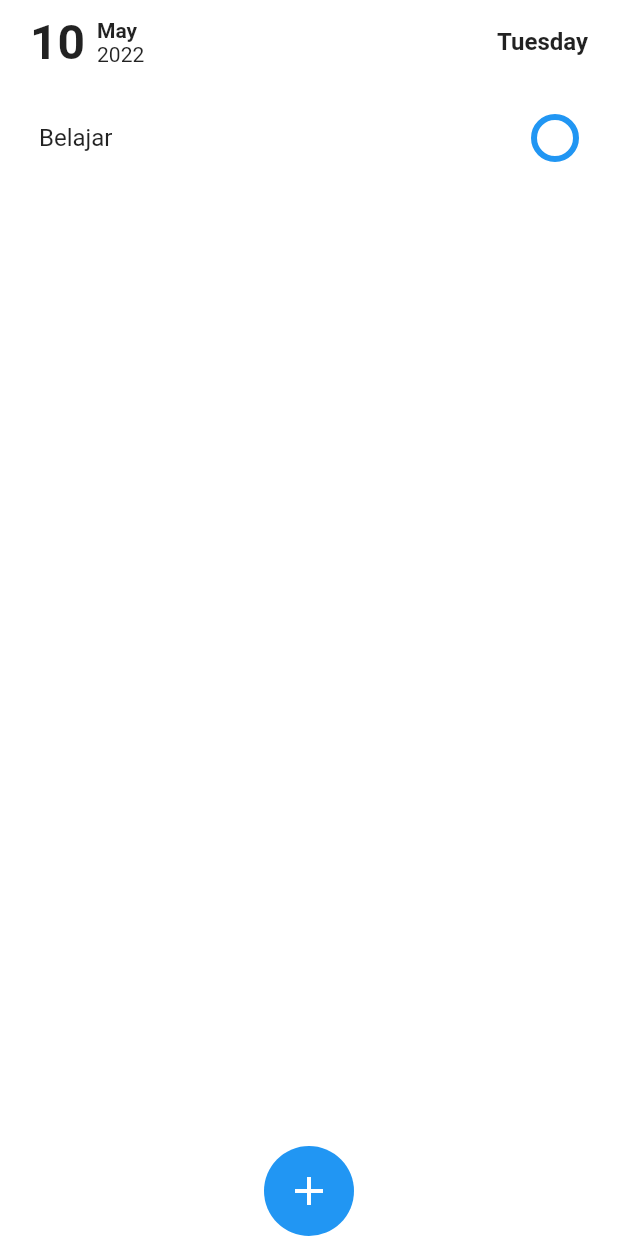
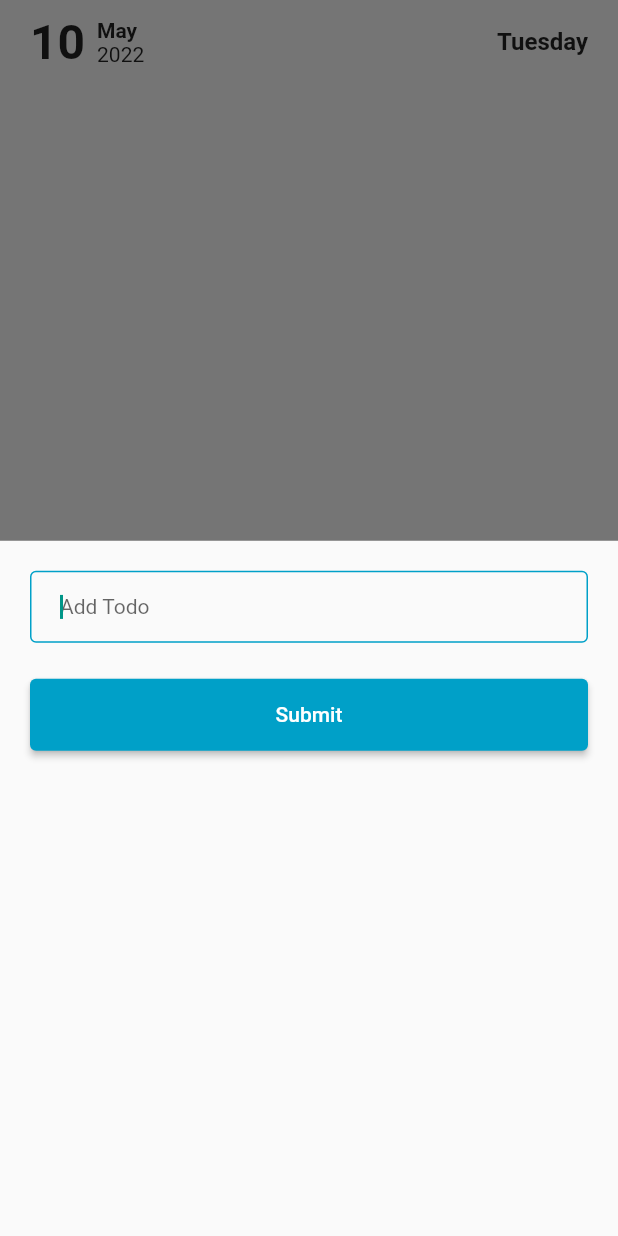
Before and after one commit to Sofrosine/flutter_todo_list, a Flutter app: the screen it shows after launch, after a tap on the "add" icon, on a phone screen of 412 x 824 dp. Run offline on Flutter 3.47's test engine with Material 2 defaults, Android fonts, the phone set to English and light mode, and no system bars; our stand-ins replace shared_preferences.

Commit message:
add addtodo function

```diff
--- a/lib/models/todo.dart
+++ b/lib/models/todo.dart
@@ -13,9 +13,5 @@ class Todo {
     );
   }
 
-  // factory Todo.fromJson(Map<String, dynamic> json) {
-  //   return Todo(title: json["title"], date: json["date"]);
-  // }
-
   factory Todo.fromJson(String source) => Todo.fromMap(json.decode(source));
 }
--- a/lib/screens/todos_screen.dart
+++ b/lib/screens/todos_screen.dart
@@ -3,6 +3,7 @@ import 'package:flutter/material.dart';
 import 'package:provider/provider.dart';
 import 'package:todo_list/view_model/todo_list_view_model.dart';
 import 'package:todo_list/widgets/add_bottom_bar.dart';
+import 'package:todo_list/widgets/add_floating_button.dart';
 import 'package:todo_list/widgets/date_appbar.dart';
 import 'package:todo_list/widgets/todo_list.dart';
 
@@ -27,9 +28,27 @@ class _TodoListPageState extends State<TodoListPage> {
     return Scaffold(
         appBar: DateAppBar(),
         body: Container(
-          child: TodoList(list: vm.todos),
+          child: Column(
+            children: [
+              vm.selectedTodos.isNotEmpty
+                  ? TextButton(
+                      onPressed: () {
+                        vm.deleteTodos();
+                      },
+                      child: const Text(
+                        "Delete",
+                        style: TextStyle(
+                            color: Color.fromARGB(255, 220, 108, 108),
+                            fontSize: 16),
+                      ))
+                  : Container(),
+              Expanded(child: TodoList(list: vm.todos))
+            ],
+          ),
           color: Colors.white,
         ),
-        bottomNavigationBar: AddBottomBar(todos: vm.todos));
+        floatingActionButton: AddFloatingButton(),
+        floatingActionButtonLocation: FloatingActionButtonLocation.centerDocked,
+        bottomNavigationBar: const FloatingBottomBar());
   }
 }
--- a/lib/view_model/todo_list_view_model.dart
+++ b/lib/view_model/todo_list_view_model.dart
@@ -1,4 +1,5 @@
 import 'dart:convert';
+import 'dart:math';
 
 import 'package:flutter/material.dart';
 import 'package:shared_preferences/shared_preferences.dart';
@@ -8,6 +9,7 @@ import 'package:todo_list/view_model/todo_view_model.dart';
 
 class TodoListViewModel extends ChangeNotifier {
   List<TodoViewModel> todos = [];
+  List<TodoViewModel> selectedTodos = [];
 
   Future<void> getTodos() async {
     final results = await Localservice().getTodos();
@@ -17,13 +19,13 @@ class TodoListViewModel extends ChangeNotifier {
     notifyListeners();
   }
 
-  Future<void> addTodo() async {
+  Future<void> addTodo(String todoTitle) async {
     final prefs = await SharedPreferences.getInstance();
 
     List<TodoViewModel> listTodos = [
       TodoViewModel(
           todo: Todo.fromMap(
-              {"title": "Belajar", "date": DateTime.now().toString()}))
+              {"title": todoTitle, "date": DateTime.now().toString()}))
     ];
     todos
         .map((todo) => listTodos.add(TodoViewModel(
@@ -41,4 +43,25 @@ class TodoListViewModel extends ChangeNotifier {
     prefs.clear();
     notifyListeners();
   }
+
+  Future<void> handleSelectTodo(TodoViewModel todo, bool isChecked) async {
+    if (isChecked) {
+      selectedTodos.add(todo);
+    } else {
+      selectedTodos.removeWhere((element) => element.date == todo.date);
+    }
+    notifyListeners();
+  }
+
+  Future<void> deleteTodos() async {
+    final prefs = await SharedPreferences.getInstance();
+
+    selectedTodos
+        .map((e) => todos.removeWhere((element) => element.date == e.date))
+        .toList();
+    selectedTodos = [];
+    String encodedList = json.encode(todos);
+    prefs.setString('todolist', encodedList);
+    notifyListeners();
+  }
 }
--- a/lib/view_model/todo_view_model.dart
+++ b/lib/view_model/todo_view_model.dart
@@ -2,6 +2,7 @@ import 'package:todo_list/models/todo.dart';
 
 class TodoViewModel {
   final Todo todo;
+  bool isCheck = false;
 
   TodoViewModel({required this.todo});
 
--- a/lib/widgets/add_bottom_bar.dart
+++ b/lib/widgets/add_bottom_bar.dart
@@ -1,60 +1,17 @@
 import 'package:flutter/material.dart';
-import 'package:provider/provider.dart';
-import 'package:todo_list/view_model/todo_list_view_model.dart';
-import 'package:todo_list/view_model/todo_view_model.dart';
 
-class AddBottomBar extends StatelessWidget {
-  const AddBottomBar({Key? key, required this.todos}) : super(key: key);
-
-  final List<TodoViewModel> todos;
+class FloatingBottomBar extends StatelessWidget {
+  const FloatingBottomBar({Key? key}) : super(key: key);
 
   @override
   Widget build(BuildContext context) {
     return BottomAppBar(
-      child: Row(
-        mainAxisAlignment: MainAxisAlignment.center,
-        children: [
-          GestureDetector(
-            onTap: () {
-              Provider.of<TodoListViewModel>(context, listen: false).addTodo();
-              // showModalBottomSheet(
-              //     context: context,
-              //     builder: (context) {
-              //       return SizedBox(
-              //         height: MediaQuery.of(context).size.height / 1.5,
-              //         child: Column(
-              //           mainAxisSize: MainAxisSize.min,
-              //           children: <Widget>[
-              //             ListTile(
-              //               leading: new Icon(Icons.photo),
-              //               title: new Text('Photo'),
-              //               onTap: () {
-              //                 Navigator.pop(context);
-              //               },
-              //             ),
-              //           ],
-              //         ),
-              //       );
-              //     });
-            },
-            child: Container(
-              height: 60,
-              width: 60,
-              decoration: const BoxDecoration(
-                color: Colors.blue,
-                borderRadius: BorderRadius.all(Radius.circular(40)),
-              ),
-              child: const Icon(
-                Icons.add,
-                color: Colors.white,
-                size: 32.0,
-                semanticLabel: 'list check',
-              ),
-            ),
-          )
-        ],
+      child: Container(
+        height: 60,
+        color: Colors.white,
       ),
-      elevation: 0,
+      elevation: 4,
+      color: Colors.white,
     );
   }
 }
--- /dev/null
+++ b/lib/widgets/add_floating_button.dart
@@ -0,0 +1,78 @@
+import 'package:flutter/material.dart';
+import 'package:provider/provider.dart';
+import 'package:todo_list/view_model/todo_list_view_model.dart';
+
+class AddFloatingButton extends StatelessWidget {
+  AddFloatingButton({Key? key}) : super(key: key);
+
+  final TextEditingController _addController = TextEditingController();
+
+  @override
+  Widget build(BuildContext context) {
+    return Consumer<TodoListViewModel>(
+        builder: ((context, value, child) => GestureDetector(
+              onTap: () {
+                showModalBottomSheet(
+                    context: context,
+                    builder: (context) {
+                      return Container(
+                        height: MediaQuery.of(context).size.height / 1.5,
+                        padding: const EdgeInsets.all(20),
+                        child: Column(
+                          crossAxisAlignment: CrossAxisAlignment.stretch,
+                          children: <Widget>[
+                            TextField(
+                              autofocus: true,
+                              onSubmitted: (val) {
+                                value.addTodo(val.trim());
+                                Navigator.pop(context);
+                              },
+                              controller: _addController,
+                              style: const TextStyle(fontSize: 14),
+                              decoration: const InputDecoration(
+                                  contentPadding: EdgeInsets.symmetric(
+                                      horizontal: 20, vertical: 14),
+                                  border: OutlineInputBorder(
+                                    borderRadius:
+                                        BorderRadius.all(Radius.circular(8)),
+                                  ),
+                                  hintText: 'Add Todo',
+                                  focusedBorder: OutlineInputBorder(
+                                      borderSide: BorderSide(
+                                          color: Color(0xFF00a0c8)))),
+                            ),
+                            const SizedBox(
+                              height: 24,
+                            ),
+                            ElevatedButton(
+                                onPressed: () {
+                                  value.addTodo(
+                                      _addController.value.text.trim());
+                                  Navigator.pop(context);
+                                },
+                                child: const Text("Submit"),
+                                style: ElevatedButton.styleFrom(
+                                    primary: const Color(0xFF00a0c8),
+                                    fixedSize: const Size.fromHeight(48)))
+                          ],
+                        ),
+                      );
+                    });
+              },
+              child: Container(
+                height: 60,
+                width: 60,
+                decoration: const BoxDecoration(
+                  color: Color(0xFF00a0c8),
+                  borderRadius: BorderRadius.all(Radius.circular(40)),
+                ),
+                child: const Icon(
+                  Icons.add,
+                  color: Colors.white,
+                  size: 32.0,
+                  semanticLabel: 'list check',
+                ),
+              ),
+            )));
+  }
+}
--- a/lib/widgets/todo_item.dart
+++ b/lib/widgets/todo_item.dart
@@ -1,4 +1,6 @@
 import 'package:flutter/material.dart';
+import 'package:provider/provider.dart';
+import 'package:todo_list/view_model/todo_list_view_model.dart';
 import 'package:todo_list/view_model/todo_view_model.dart';
 
 class TodoItem extends StatefulWidget {
@@ -13,33 +15,40 @@ class TodoItem extends StatefulWidget {
 }
 
 class _TodoItemState extends State<TodoItem> {
-  bool _isChecked = false;
-
   @override
   Widget build(BuildContext context) {
     return ListTile(
-      title: Text(widget.todo.title),
-      trailing: GestureDetector(
+      title: Text(widget.todo.title,
+          style: TextStyle(
+              decoration: widget.todo.isCheck
+                  ? TextDecoration.lineThrough
+                  : TextDecoration.none,
+              fontWeight: FontWeight.w600,
+              color: widget.todo.isCheck ? Colors.grey : Colors.black)),
+      trailing: Consumer<TodoListViewModel>(
+        builder: ((context, model, child) => GestureDetector(
             onTap: () {
               setState(() {
-              _isChecked = !_isChecked;
+                widget.todo.isCheck = !widget.todo.isCheck;
               });
+              model.handleSelectTodo(widget.todo, widget.todo.isCheck);
             },
             child: Container(
               height: 32,
               width: 32,
               decoration: BoxDecoration(
                   borderRadius: const BorderRadius.all(Radius.circular(80)),
-                border: Border.all(width: 4, color: Colors.blue)),
-            child: _isChecked
+                  border: Border.all(width: 4, color: const Color(0xFF00a0c8))),
+              child: widget.todo.isCheck
                   ? const Icon(
                       Icons.check,
-                    color: Colors.blue,
+                      color: Color(0xFF00a0c8),
                       size: 24.0,
                       semanticLabel: 'list check',
                     )
                   : Container(),
-          )),
+            ))),
+      ),
     );
   }
 }
```
Lines whose indentation alone changed are shown as unchanged.
